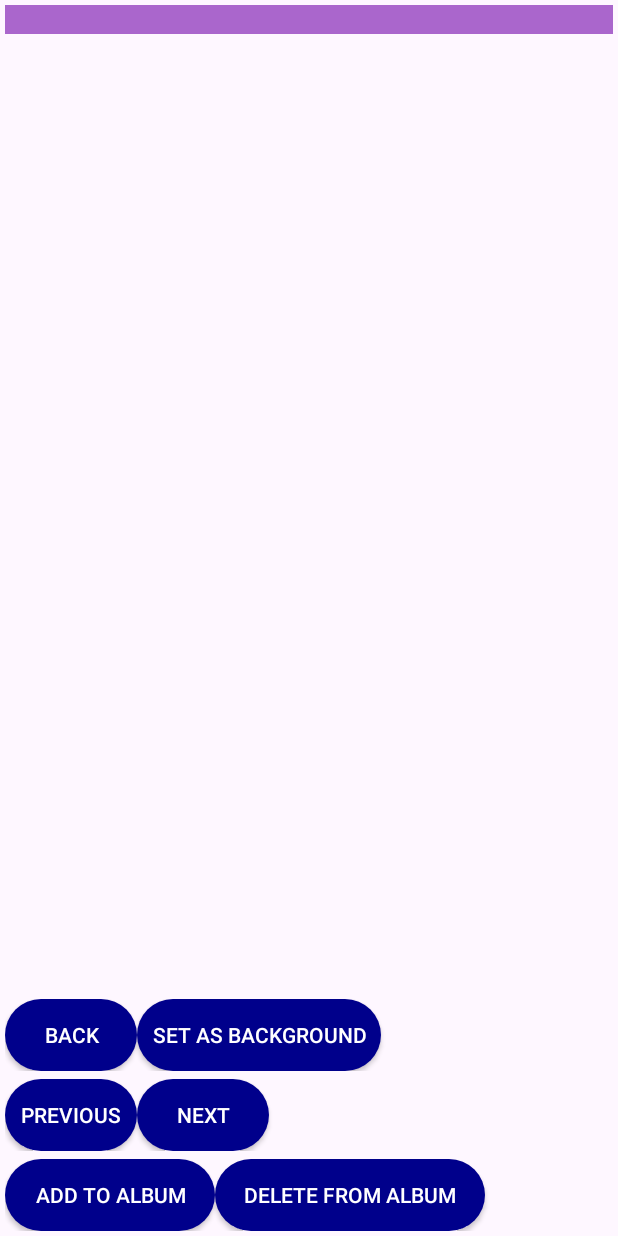
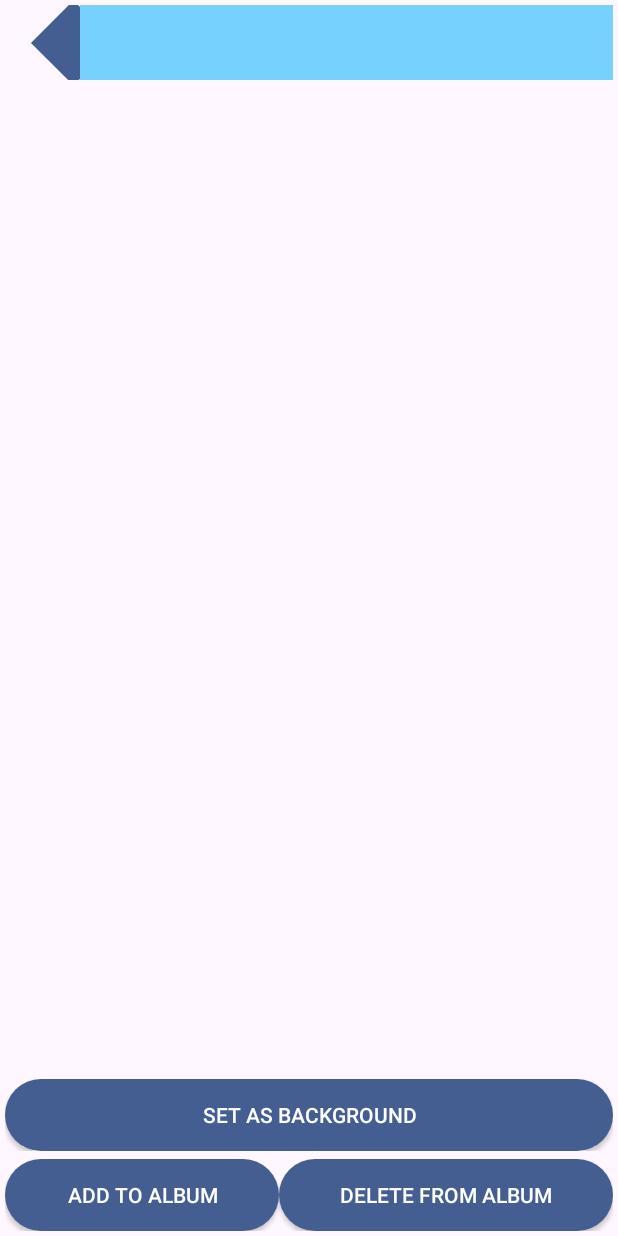
Before and after one commit to CatHuyuH24/Mobile_programming_22_3, an Android app: the SoloImageActivity screen opened directly, with no data from a screen before it, on a phone screen of 412 x 824 dp. Run offline under Robolectric (Android 15) with nearby library versions, the phone set to English and light mode, and no system bars.

Commit message:
update UI
- Turn "Back" button to an arrow-shaped on top left
- Update the display of each image (when first pressed in) to be the date taken
- Turn the "Next" and "Previous" button to be the sliding of the screen instead

```diff
--- a/app/src/main/java/com/example/mydemoapp/fragments/PictureFragment.java
+++ b/app/src/main/java/com/example/mydemoapp/fragments/PictureFragment.java
@@ -73,6 +73,7 @@ public class PictureFragment extends Fragment {
                             Intent intent = new Intent(getActivity(), SoloImageActivity.class);
                             intent.putStringArrayListExtra("IMAGE_PATHS", getImagePathsFromList(imageList));
                             intent.putExtra("CURRENT_IMAGE_INDEX", index);
+                            intent.putExtra("DATE_TAKEN", imageList.get(index).getDate());
                             startActivity(intent);
                         }
                     });
--- /dev/null
+++ b/app/src/main/res/drawable/back_triangle_shape.xml
@@ -0,0 +1,17 @@
+<?xml version="1.0" encoding="utf-8"?>
+<layer-list xmlns:android="http://schemas.android.com/apk/res/android" >
+    <item>
+        <rotate
+            android:fromDegrees="45"
+            android:toDegrees="45"
+            android:pivotY="100%"
+            android:pivotX="70%">
+            <shape
+                android:shape="rectangle" >
+                <stroke android:color="@color/transparent" android:width="10dp"/>
+                <solid
+                        android:color="@color/light_purple" />
+            </shape>
+        </rotate>
+    </item>
+</layer-list>
--- a/app/src/main/res/drawable/button_style.xml
+++ b/app/src/main/res/drawable/button_style.xml
@@ -1,5 +1,5 @@
 <?xml version="1.0" encoding="utf-8"?>
 <shape xmlns:android="http://schemas.android.com/apk/res/android" android:shape="rectangle">
-    <corners android:radius="150dp"/>
-    <solid android:color="@color/dark_blue"/>
+    <corners android:radius="200dp"/>
+    <solid android:color="@color/light_purple"/>
 </shape>
--- a/app/src/main/res/layout/solo_image.xml
+++ b/app/src/main/res/layout/solo_image.xml
@@ -1,16 +1,32 @@
 <?xml version="1.0" encoding="utf-8"?>
 <LinearLayout xmlns:android="http://schemas.android.com/apk/res/android"
+    android:id="@+id/solo_image_layout"
     android:layout_width="match_parent"
     android:layout_height="match_parent"
     android:orientation="vertical"
     android:padding="3dp">
+    <LinearLayout
+        android:layout_width="match_parent"
+        android:layout_height="wrap_content"
+        android:orientation="horizontal">
+    <androidx.appcompat.widget.AppCompatButton
+        android:id="@+id/btn_solo_back"
+        android:layout_width="50dp"
+        android:layout_height="50dp"
+        android:layout_gravity="start"
+        android:background="@drawable/back_triangle_shape"
+        android:contentDescription="@string/solo_back_btn"/>
 
     <TextView
         android:id="@+id/txtView_solo_image_title"
         android:layout_width="match_parent"
-        android:layout_height="wrap_content"
-        android:background="@android:color/holo_purple"
-        android:textColor="@android:color/white" />
+        android:layout_height="match_parent"
+        android:background="@color/light_blue"
+        android:textSize="40sp"
+        android:padding="1dp"
+        android:textColor="@android:color/primary_text_light" />
+
+    </LinearLayout>
 
     <ImageView
         android:id="@+id/imgView_solo_image"
@@ -31,48 +47,15 @@
             android:orientation="horizontal">
 
             <androidx.appcompat.widget.AppCompatButton
-                android:id="@+id/btn_solo_back"
-                android:layout_width="wrap_content"
-                android:layout_height="wrap_content"
-                android:layout_gravity="center_horizontal"
-                android:background="@drawable/button_style"
-                android:text="@string/solo_back_btn"
-                android:textColor="@android:color/white" />
-
-            <androidx.appcompat.widget.AppCompatButton
                 android:id="@+id/btn_solo_set_background"
-                android:layout_width="wrap_content"
+                android:layout_width="0dp"
                 android:layout_height="wrap_content"
                 android:layout_gravity="center_horizontal"
                 android:background="@drawable/button_style"
                 android:padding="10dp"
                 android:text="@string/solo_set_phone_background_btn"
-                android:textColor="@android:color/white" />
-        </LinearLayout>
-
-        <LinearLayout
-            android:layout_width="match_parent"
-            android:layout_height="wrap_content"
-            android:layout_marginTop="5dp"
-            android:orientation="horizontal">
-
-            <androidx.appcompat.widget.AppCompatButton
-                android:id="@+id/btn_solo_previous"
-                android:layout_width="wrap_content"
-                android:layout_height="wrap_content"
-                android:layout_gravity="center_horizontal"
-                android:background="@drawable/button_style"
-                android:text="@string/solo_previous_btn"
-                android:textColor="@color/white" />
-
-            <androidx.appcompat.widget.AppCompatButton
-                android:id="@+id/btn_solo_next"
-                android:layout_width="wrap_content"
-                android:layout_height="wrap_content"
-                android:layout_gravity="center_horizontal"
-                android:background="@drawable/button_style"
-                android:text="@string/solo_next_btn"
-                android:textColor="@color/white" />
+                android:textColor="@android:color/white"
+                android:layout_weight="1"/>
         </LinearLayout>
 
         <LinearLayout
@@ -88,12 +71,15 @@
                 android:background="@drawable/button_style"
                 android:padding="10dp"
                 android:text="@string/solo_add_to_album_btn"
-                android:textColor="@android:color/white" />
+                android:textColor="@android:color/white"
+                android:layout_weight="1"/>
 
             <androidx.appcompat.widget.AppCompatButton
                 android:id="@+id/btn_solo_delete_from_album"
                 android:layout_width="180dp"
                 android:layout_height="wrap_content"
+                android:layout_gravity="end"
+                android:layout_weight="1"
                 android:background="@drawable/button_style"
                 android:padding="10dp"
                 android:text="@string/solo_delete_from_album_btn"
--- a/app/src/main/res/values/colors.xml
+++ b/app/src/main/res/values/colors.xml
@@ -3,4 +3,7 @@
     <color name="black">#FF000000</color>
     <color name="white">#FFFFFFFF</color>
     <color name="dark_blue">#00008B</color>
+    <color name="transparent">#00FFFFFF</color>
+    <color name="light_purple">#445E91</color>
+    <color name="light_blue">#76D1FF</color>
 </resources>
```
Also changed, not shown: app/src/main/java/com/example/mydemoapp/activities/SoloImageActivity.java (+116 -21 lines).
